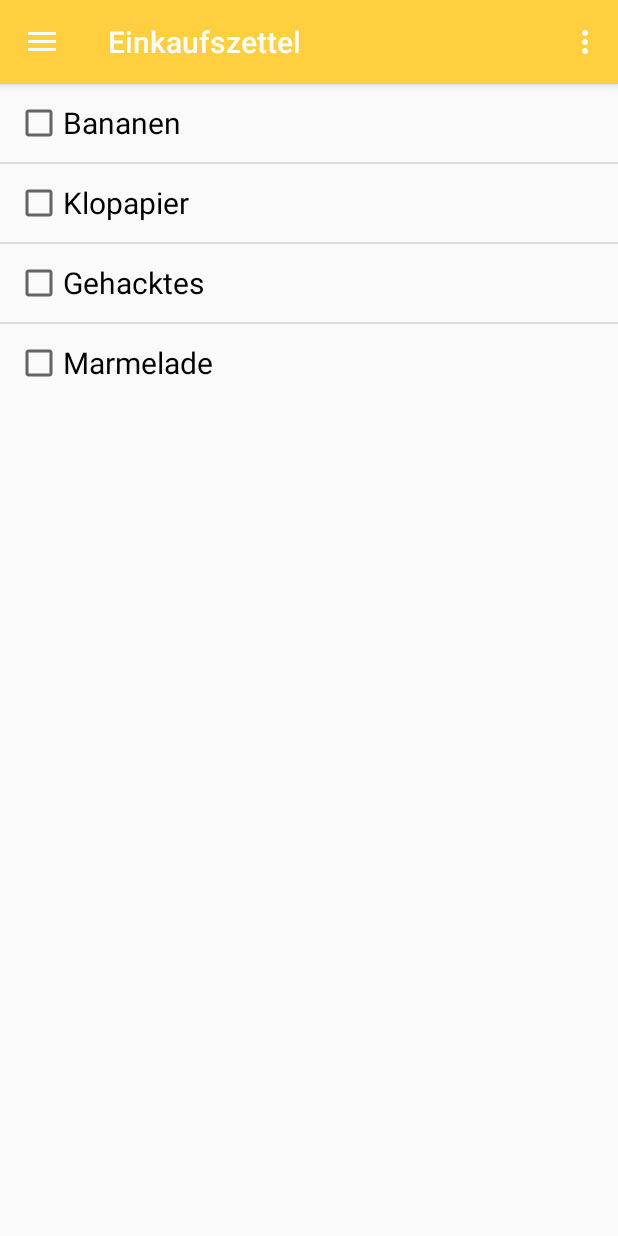
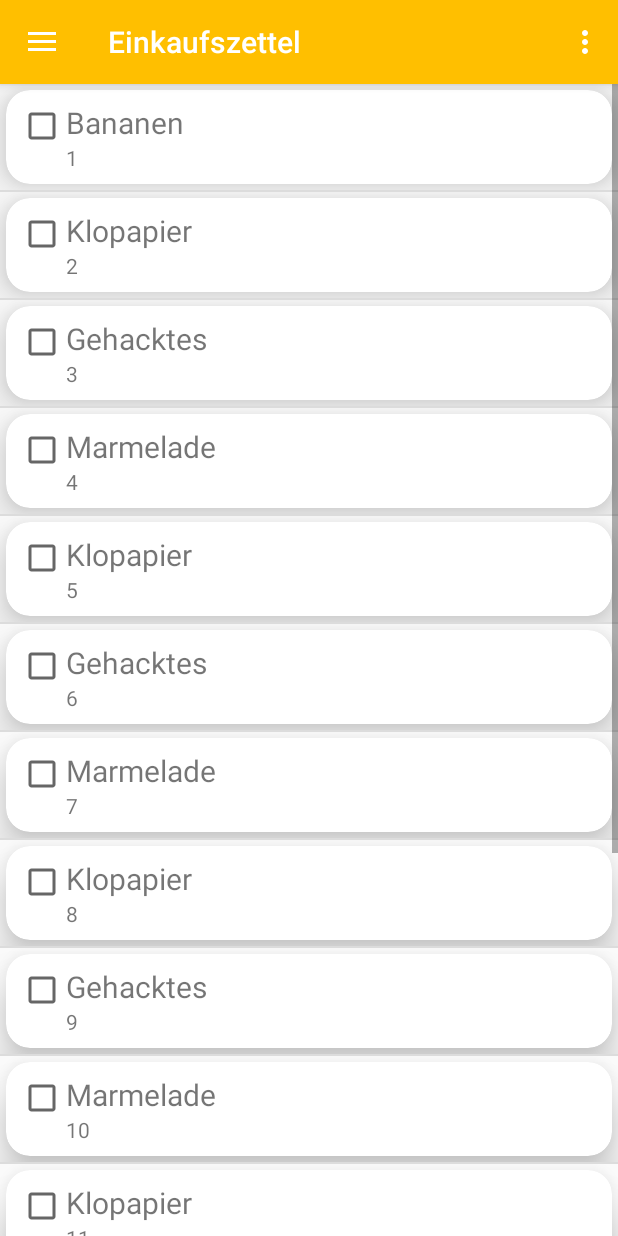
Before and after one commit to Wieee/WGPlaner, an Android app: the screen it shows after launch (MainActivity), after a tap on "Einkaufszettel", on a phone screen of 412 x 824 dp. Run offline under Robolectric (Android 15) with nearby library versions, the phone set to English and light mode, and no system bars; 1 other tap on this screen came first.

Commit message:
Fragment_einkaufszettel with CustomAdapter extends BaseAdapter

```diff
--- a/app/build.gradle
+++ b/app/build.gradle
@@ -5,7 +5,7 @@ android {
     buildToolsVersion "26.0.2"
     defaultConfig {
         applicationId "vorlesung.hslu.wgapp"
-        minSdkVersion 15
+        minSdkVersion 21
         targetSdkVersion 25
         versionCode 1
         versionName "1.0"
@@ -34,4 +34,7 @@ dependencies {
     apply plugin: 'com.google.gms.google-services'
     testCompile 'junit:junit:4.12'
     compile 'com.google.android.gms:play-services:11.0.4'
+    compile 'com.android.support:cardview-v7:21.0.+'
+    compile 'com.android.support:recyclerview-v7:21.0.+'
+
 }
--- a/app/src/main/java/vorlesung/hslu/wgapp/fragment_einkaufszettel.java
+++ b/app/src/main/java/vorlesung/hslu/wgapp/fragment_einkaufszettel.java
@@ -1,41 +1,89 @@
 package vorlesung.hslu.wgapp;
 
+import android.app.Activity;
 import android.app.Fragment;
+import android.content.Context;
 import android.os.Bundle;
 import android.support.annotation.Nullable;
 import android.view.LayoutInflater;
 import android.view.View;
 import android.view.ViewGroup;
-import android.widget.ArrayAdapter;
+import android.widget.BaseAdapter;
 import android.widget.ListView;
-
-import java.util.ArrayList;
-import java.util.Arrays;
-import java.util.List;
+import android.widget.TextView;
 
 public class fragment_einkaufszettel extends Fragment {
 
+
+    public fragment_einkaufszettel einkaufszettelActivity = null;
     @Nullable
     @Override
     public View onCreateView(LayoutInflater inflater, ViewGroup container, Bundle savedInstanceState) {
 
-        String[] produkte = {"Bananen", "Klopapier", "Gehacktes", "Marmelade"};
+        String[] produkte = {"Bananen", "Klopapier", "Gehacktes", "Marmelade", "Klopapier", "Gehacktes", "Marmelade", "Klopapier", "Gehacktes", "Marmelade", "Klopapier", "Gehacktes", "Marmelade", "Klopapier", "Gehacktes", "Marmelade"};
 
         View einkaufszettelView = inflater.inflate(R.layout.fragment_einkaufszettel, container, false);
         ((MainActivity) getActivity()).getSupportActionBar().setTitle("Einkaufszettel");
 
-        List<String> produktListe = new ArrayList<>(Arrays.asList(produkte));
+        einkaufszettelActivity = this;
 
-        ArrayAdapter<String> produktListeAdapter =
-                new ArrayAdapter<>(
-                        getActivity(), //aktuelle Umgebung
-                        R.layout.fragment_einkaufszettel_listview_item, //XML Datei in der ID liegt
-                        R.id.listview_item_einkaufszettel, //List Item ID
-                        produktListe); //Array Liste
+        CustomAdapter customAdapter = new CustomAdapter((MainActivity)getActivity(), produkte);
+
+        //List<String> produktListe = new ArrayList<>(Arrays.asList(produkte));
+
+        //ArrayAdapter<String> produktListeAdapter = new ArrayAdapter<>(
+        //       getActivity(), //aktuelle Umgebung
+        //        R.layout.fragment_einkaufszettel_listview_item, //XML Datei in der ID liegt
+        //        R.id.list_item_titel, //List Item ID
+        //        produktListe); //Array Liste
+
 
         ListView listView = (ListView) einkaufszettelView.findViewById(R.id.listview_einkaufszettel);
-        listView.setAdapter(produktListeAdapter);
+        listView.setAdapter(customAdapter);
 
         return einkaufszettelView;
     }
+
+    public class CustomAdapter extends BaseAdapter {
+
+        private String[] array;
+        Activity activity;
+
+        public CustomAdapter(Activity activity, String[] array) {
+            this.activity = activity;
+            this.array = array;
+        }
+
+        @Override
+        public int getCount() {
+            return array.length;
+        }
+
+        @Override
+        public Object getItem(int position) {
+            return array[position];
+        }
+
+        @Override
+        public long getItemId(int position) {
+            return position;
+        }
+
+        @Override
+        public View getView(int position, View convertView, ViewGroup parent) {
+
+            View row = convertView;
+            if (row==null) {
+                LayoutInflater inflater=(LayoutInflater) activity.getSystemService(Context.LAYOUT_INFLATER_SERVICE);
+                row = inflater.inflate(R.layout.fragment_einkaufszettel_listview_item, parent, false);
+            }
+            TextView itemTitel = (TextView) row.findViewById(R.id.list_item_titel);
+            TextView itemDescription = (TextView) row.findViewById(R.id.list_item_description);
+
+            itemTitel.setText(array[position].toString());
+            itemDescription.setText((++position) + "");
+
+            return row;
+        }
+    }
 }
--- a/app/src/main/res/layout/fragment_einkaufszettel.xml
+++ b/app/src/main/res/layout/fragment_einkaufszettel.xml
@@ -11,7 +11,6 @@
         android:layout_width="match_parent"
         android:layout_height="wrap_content"
         android:choiceMode="multipleChoice">
-
     </ListView>
 
 
--- a/app/src/main/res/layout/fragment_einkaufszettel_listview_item.xml
+++ b/app/src/main/res/layout/fragment_einkaufszettel_listview_item.xml
@@ -1,15 +1,59 @@
 <?xml version="1.0" encoding="utf-8"?>
-<LinearLayout xmlns:android="http://schemas.android.com/apk/res/android"
-    android:orientation="vertical"
+<RelativeLayout
+    xmlns:android="http://schemas.android.com/apk/res/android"
+    xmlns:app="http://schemas.android.com/apk/res-auto"
+
+    android:id="@+id/cardView_einkaufszettel"
     android:layout_width="match_parent"
-    android:layout_height="match_parent">
+    android:layout_height="match_parent"
+    >
 
-    <CheckBox
-        android:id="@+id/listview_item_einkaufszettel"
-        android:layout_width="wrap_content"
+    <android.support.v7.widget.CardView
+
+        android:layout_width="match_parent"
         android:layout_height="wrap_content"
-        android:text="ListViewItem"
-        android:textSize="20dp"
-        android:layout_margin="10dp"
-        />
-</LinearLayout>
+        android:layout_marginBottom="@dimen/activity_vertical_margin"
+        android:layout_margin="4dp"
+        android:clickable="true"
+        android:focusable="true"
+        android:foreground="?android:attr/selectableItemBackground"
+        app:cardCornerRadius="@dimen/activity_vertical_margin"
+        app:cardElevation="@dimen/activity_vertical_margin">
+
+
+        <RelativeLayout
+            android:layout_width="match_parent"
+            android:layout_height="wrap_content"
+            android:padding="8dp">
+
+            <CheckBox
+                android:id="@+id/list_item_checkbox"
+                android:layout_width="wrap_content"
+                android:layout_height="wrap_content"
+                android:layout_alignParentLeft="true"
+                android:layout_alignParentTop="true"
+                android:layout_centerHorizontal="true" />
+
+            <TextView
+                android:id="@+id/list_item_titel"
+                android:layout_width="wrap_content"
+                android:layout_height="wrap_content"
+                android:layout_alignParentTop="true"
+                android:layout_toRightOf="@+id/list_item_checkbox"
+                android:text="Title"
+                android:textSize="20sp" />
+
+            <TextView
+                android:id="@+id/list_item_description"
+                android:layout_width="wrap_content"
+                android:layout_height="wrap_content"
+                android:layout_below="@+id/list_item_titel"
+                android:layout_toRightOf="@+id/list_item_checkbox"
+                android:text="Description" />
+
+
+        </RelativeLayout>
+
+    </android.support.v7.widget.CardView>
+
+</RelativeLayout>
--- a/app/src/main/res/values/colors.xml
+++ b/app/src/main/res/values/colors.xml
@@ -1,9 +1,9 @@
 <?xml version="1.0" encoding="utf-8"?>
 <resources>
-    <color name="colorPrimary">#ffcf40</color>
-    <color name="colorPrimaryDark">#303F9F</color>
-    <color name="colorAccent">#FF4081</color>
+    <color name="colorPrimary">#FFBF00</color>
+    <color name="colorPrimaryDark">#A67C00</color>
+    <color name="colorAccent">#FFDC73</color>
     <color name="white"> #FFFFFF</color>
-    <color name="accent_material_light_1">#40ff70</color>
-    <color name="primary_text_material_light">#585858</color>
+    <color name="accent_material_light_1">#FFF273</color>
+    <color name="primary_text_material_light">#A69700</color>
 </resources>
```
Also changed, not shown: app/src/main/res/layout/fragment_putzplan.xml (+13 -4 lines), app/src/main/res/layout/fragment_putzplan_listview_item.xml (+11 -15 lines), app/src/main/res/values-v21/styles.xml (+10 -4 lines).
